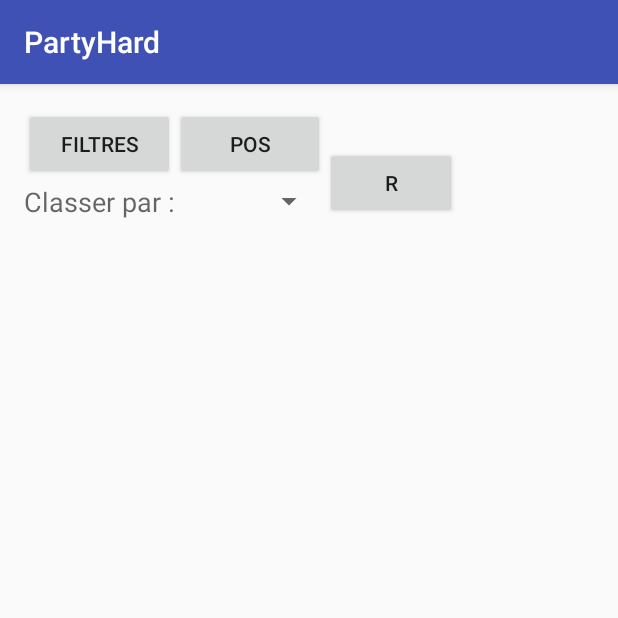
After one commit to Nomeji/PartyHard, an Android app: the recherche screen opened directly, with no data from a screen before it, on a phone screen of 412 x 824 dp, the top half of it. The commit adds this screen. Run offline under Robolectric (Android 15) with nearby library versions, the phone set to English and light mode, and no system bars.

```diff
--- a/app/src/main/AndroidManifest.xml
+++ b/app/src/main/AndroidManifest.xml
@@ -31,7 +31,11 @@
         </activity>
         <activity android:name=".AffichageSoiree" />
         <activity android:name=".AdminActivity" />
-        <activity android:name=".AffichageUtilisateur"></activity>
+        <activity android:name=".AffichageUtilisateur" />
+        <activity android:name=".mainTest" />
+        <activity android:name=".userProfil" />
+        <activity android:name=".options" />
+        <activity android:name=".recherche"></activity>
     </application>
 
 </manifest>
--- /dev/null
+++ b/app/src/main/java/amaury/test1/recherche.java
@@ -0,0 +1,13 @@
+package amaury.test1;
+
+import android.support.v7.app.AppCompatActivity;
+import android.os.Bundle;
+
+public class recherche extends AppCompatActivity {
+
+    @Override
+    protected void onCreate(Bundle savedInstanceState) {
+        super.onCreate(savedInstanceState);
+        setContentView(R.layout.activity_recherche);
+    }
+}
--- /dev/null
+++ b/app/src/main/res/layout/activity_recherche.xml
@@ -0,0 +1,93 @@
+<?xml version="1.0" encoding="utf-8"?>
+<RelativeLayout xmlns:android="http://schemas.android.com/apk/res/android"
+    xmlns:tools="http://schemas.android.com/tools"
+    android:layout_width="match_parent"
+    android:layout_height="match_parent"
+    android:paddingBottom="@dimen/activity_vertical_margin"
+    android:paddingLeft="@dimen/activity_horizontal_margin"
+    android:paddingRight="@dimen/activity_horizontal_margin"
+    android:paddingTop="@dimen/activity_vertical_margin"
+    tools:context="amaury.test1.recherche">
+
+    <LinearLayout
+        android:orientation="vertical"
+        android:layout_width="fill_parent"
+        android:layout_height="fill_parent"
+        android:layout_centerVertical="true"
+        android:layout_centerHorizontal="true"
+        android:weightSum="1">
+
+        <LinearLayout
+            android:orientation="horizontal"
+            android:layout_width="match_parent"
+            android:layout_height="100dp"
+            android:layout_gravity="center_horizontal"
+            android:weightSum="1">
+
+            <LinearLayout
+                android:orientation="vertical"
+                android:layout_width="wrap_content"
+                android:layout_height="match_parent">
+
+                <LinearLayout
+                    android:orientation="horizontal"
+                    android:layout_width="match_parent"
+                    android:layout_height="fill_parent"
+                    android:layout_weight="1">
+
+                    <Button
+                        style="?android:attr/buttonStyleSmall"
+                        android:layout_width="fill_parent"
+                        android:layout_height="wrap_content"
+                        android:text="Filtres"
+                        android:id="@+id/button9"
+                        android:layout_weight="1" />
+
+                    <Button
+                        style="?android:attr/buttonStyleSmall"
+                        android:layout_width="fill_parent"
+                        android:layout_height="wrap_content"
+                        android:text="Pos"
+                        android:id="@+id/button10"
+                        android:layout_weight="1" />
+                </LinearLayout>
+
+                <LinearLayout
+                    android:orientation="horizontal"
+                    android:layout_width="match_parent"
+                    android:layout_height="fill_parent"
+                    android:layout_weight="1">
+
+                    <TextView
+                        android:layout_width="wrap_content"
+                        android:layout_height="wrap_content"
+                        android:textAppearance="?android:attr/textAppearanceMedium"
+                        android:text="Classer par :"
+                        android:id="@+id/textView9" />
+
+                    <Spinner
+                        android:layout_width="100dp"
+                        android:layout_height="wrap_content"
+                        android:id="@+id/spinner" />
+                </LinearLayout>
+            </LinearLayout>
+
+            <FrameLayout
+                android:layout_width="wrap_content"
+                android:layout_height="match_parent">
+
+                <Button
+                    android:layout_width="wrap_content"
+                    android:layout_height="wrap_content"
+                    android:text="R"
+                    android:id="@+id/button5"
+                    android:layout_gravity="center" />
+            </FrameLayout>
+        </LinearLayout>
+
+        <ListView
+            android:layout_width="wrap_content"
+            android:layout_height="wrap_content"
+            android:id="@+id/listView2" />
+    </LinearLayout>
+</RelativeLayout>
```
Also changed, not shown: app/src/main/java/amaury/test1/AffichageSoiree.java (+6 -4 lines), app/src/main/java/amaury/test1/CreerSoiree.java (+55 -4 lines), app/src/main/java/amaury/test1/MySQLiteHelper.java (+49 -27 lines), app/src/main/java/amaury/test1/Soiree.java (+51 -80 lines), app/src/main/java/amaury/test1/SoireeBDD.java (deleted, +0 -148 lines), app/src/main/java/amaury/test1/mainTest.java (added, +13 -0 lines), app/src/main/java/amaury/test1/options.java (added, +13 -0 lines), app/src/main/java/amaury/test1/userProfil.java (added, +13 -0 lines), app/src/main/res/layout/activity_creer_soiree.xml (+6 -10 lines), app/src/main/res/layout/activity_main_test.xml (added, +54 -0 lines), app/src/main/res/layout/activity_options2.xml (added, +55 -0 lines), app/src/main/res/layout/activity_user_profil.xml (added, +12 -0 lines).
